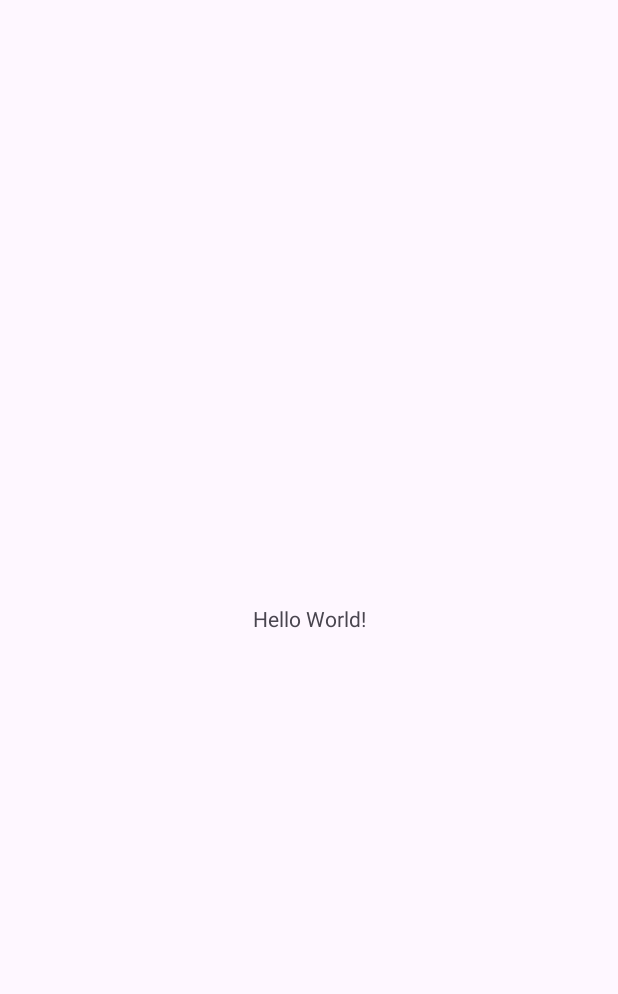
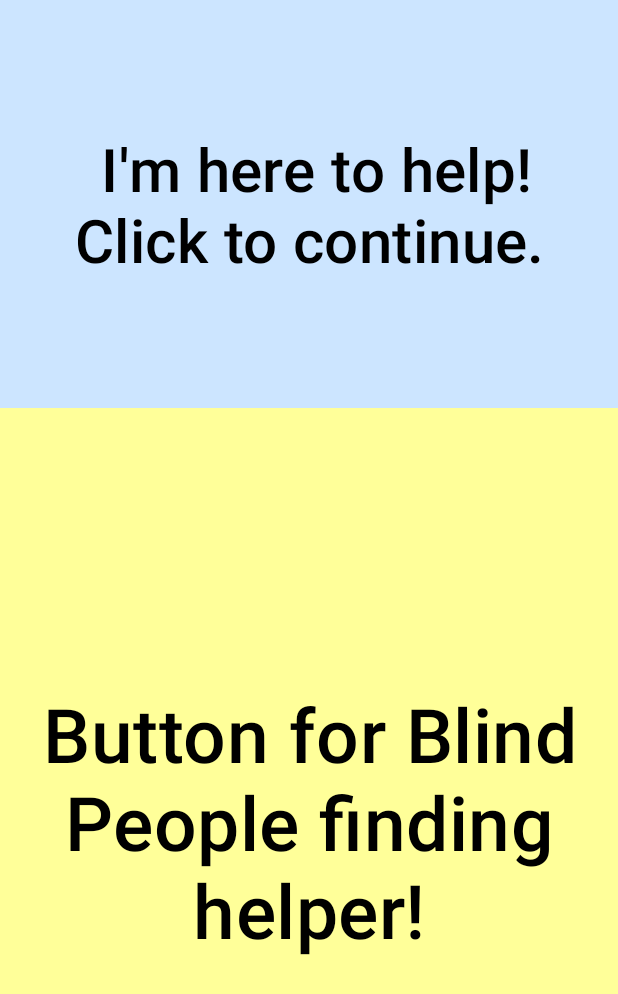
Before and after one commit to Liron541/SeeSafe, an Android app: the screen it shows after launch (MainActivity), on a phone screen of 412 x 824 dp. Before the commit the part shown is almost empty. Shown: the top 994 px of the screen. Run offline under Robolectric (Android 15) with nearby library versions, the phone set to English and light mode, and no system bars.

Commit message:
some basic pages

```diff
--- a/app/src/main/AndroidManifest.xml
+++ b/app/src/main/AndroidManifest.xml
@@ -21,6 +21,8 @@
                 <category android:name="android.intent.category.LAUNCHER" />
             </intent-filter>
         </activity>
+        <activity android:name=".LoginActivity" />
+        <activity android:name=".SignUpActivity" />
     </application>
 
 </manifest>
--- a/app/src/main/java/com/cs407/seesafe/MainActivity.kt
+++ b/app/src/main/java/com/cs407/seesafe/MainActivity.kt
@@ -1,6 +1,8 @@
 package com.cs407.seesafe
 
+import android.content.Intent
 import android.os.Bundle
+import android.widget.Button
 import androidx.activity.enableEdgeToEdge
 import androidx.appcompat.app.AppCompatActivity
 import androidx.core.view.ViewCompat
@@ -16,5 +18,11 @@ class MainActivity : AppCompatActivity() {
             v.setPadding(systemBars.left, systemBars.top, systemBars.right, systemBars.bottom)
             insets
         }
+        val topButton: Button = findViewById(R.id.topButton)
+        topButton.setOnClickListener {
+            val intent = Intent(this, LoginActivity::class.java)
+            startActivity(intent)
+        }
+
     }
 }
--- /dev/null
+++ b/app/src/main/res/drawable/rectangular_button.xml
@@ -0,0 +1,10 @@
+<?xml version="1.0" encoding="utf-8"?>
+<shape xmlns:android="http://schemas.android.com/apk/res/android"
+    android:shape="rectangle">
+
+    <!-- Set background color -->
+    <solid android:color="#CCE5FF" />
+
+    <corners android:radius="0dp" />
+
+</shape>
--- a/app/src/main/res/layout/activity_main.xml
+++ b/app/src/main/res/layout/activity_main.xml
@@ -1,19 +1,39 @@
 <?xml version="1.0" encoding="utf-8"?>
-<androidx.constraintlayout.widget.ConstraintLayout xmlns:android="http://schemas.android.com/apk/res/android"
+<androidx.constraintlayout.widget.ConstraintLayout
+    xmlns:android="http://schemas.android.com/apk/res/android"
     xmlns:app="http://schemas.android.com/apk/res-auto"
-    xmlns:tools="http://schemas.android.com/tools"
-    android:id="@+id/main"
     android:layout_width="match_parent"
     android:layout_height="match_parent"
-    tools:context=".MainActivity">
+    android:id="@+id/main">
 
-    <TextView
-        android:layout_width="wrap_content"
-        android:layout_height="wrap_content"
-        android:text="Hello World!"
+    <com.google.android.material.button.MaterialButton
+        android:id="@+id/topButton"
+        android:layout_width="0dp"
+        android:layout_height="0dp"
+        android:text=" I'm here to help! Click to continue."
+        android:textColor="@color/black"
+        android:textSize="40dp"
+        app:layout_constraintTop_toTopOf="parent"
+        app:layout_constraintBottom_toTopOf="@+id/bottomButton"
+        app:layout_constraintHeight_percent="0.33"
+        app:layout_constraintLeft_toLeftOf="parent"
+        app:layout_constraintRight_toRightOf="parent"
+        app:backgroundTint="#CCE5FF"
+        android:background="@drawable/rectangular_button"/>
+
+    <com.google.android.material.button.MaterialButton
+        android:id="@+id/bottomButton"
+        android:layout_width="0dp"
+        android:layout_height="0dp"
+        android:text="Button for Blind People finding helper!"
+        android:textColor="@color/black"
+        android:textSize="50dp"
+        app:layout_constraintTop_toBottomOf="@id/topButton"
         app:layout_constraintBottom_toBottomOf="parent"
-        app:layout_constraintEnd_toEndOf="parent"
-        app:layout_constraintStart_toStartOf="parent"
-        app:layout_constraintTop_toTopOf="parent" />
+        app:layout_constraintHeight_percent="0.67"
+        app:layout_constraintLeft_toLeftOf="parent"
+        app:layout_constraintRight_toRightOf="parent"
+        app:backgroundTint="#FFFF99"
+        android:background="@drawable/rectangular_button" />
 
 </androidx.constraintlayout.widget.ConstraintLayout>
--- a/app/src/main/res/values/strings.xml
+++ b/app/src/main/res/values/strings.xml
@@ -1,3 +1,6 @@
 <resources>
     <string name="app_name">See Safe</string>
+    <string name="username_hint" />
+    <string name="password_hint" />
+    <string name="login_button" />
 </resources>
```
Also changed, not shown: app/src/main/java/com/cs407/seesafe/LoginActivity.kt (added, +22 -0 lines), app/src/main/java/com/cs407/seesafe/PageForHelper.kt (added, +16 -0 lines), app/src/main/java/com/cs407/seesafe/SignUpActivity.kt (added, +21 -0 lines), app/src/main/res/layout/activity_login.xml (added, +58 -0 lines), app/src/main/res/layout/activity_signup.xml (added, +48 -0 lines), app/src/main/res/layout/helper.xml (added, +30 -0 lines).
